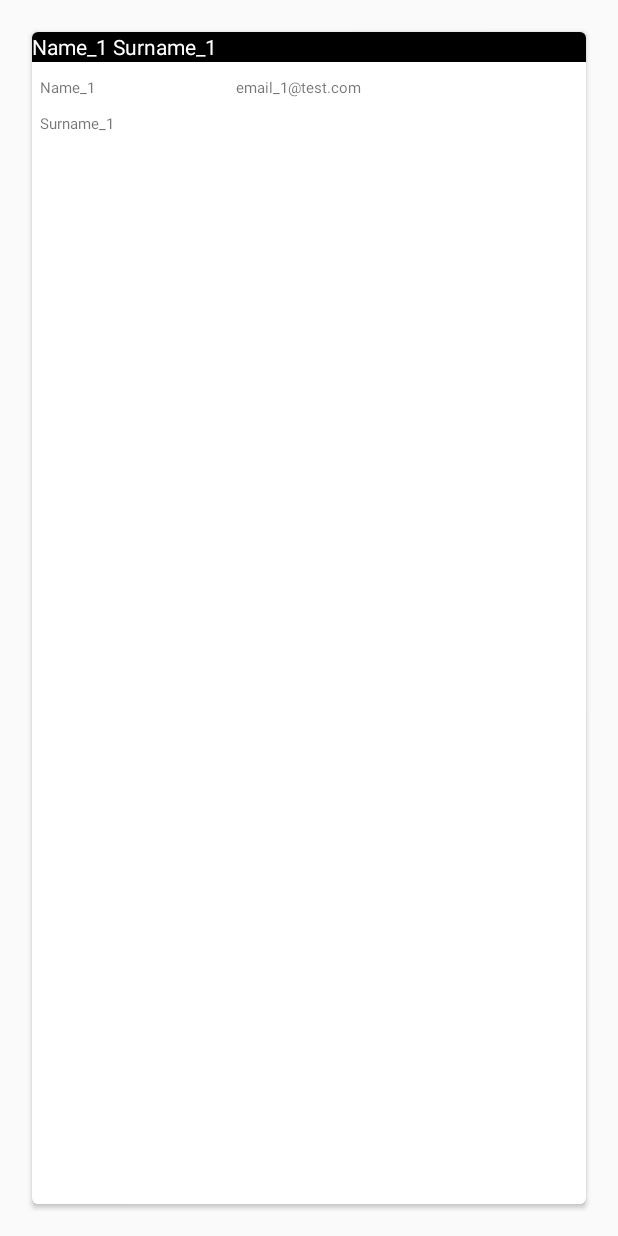
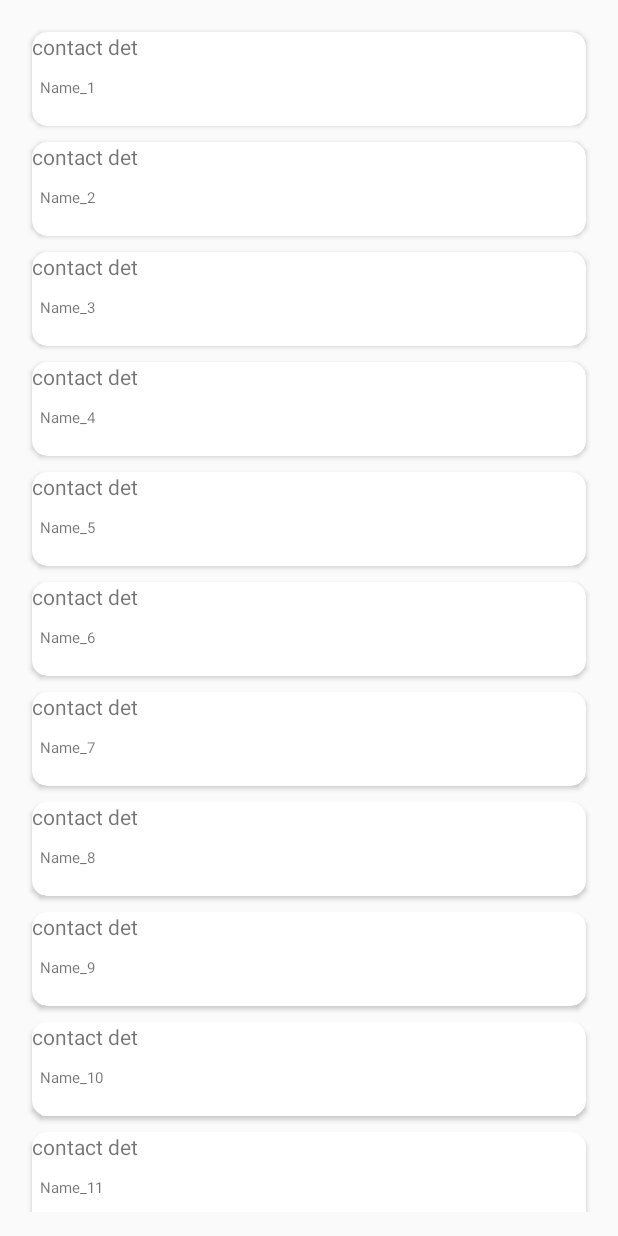
Before and after one commit to janakjobanputra/Neighborly, an Android app: the screen it shows after launch (MainActivity), on a phone screen of 412 x 824 dp. Run offline under Robolectric (Android 15) with nearby library versions, the phone set to English and light mode, and no system bars.

Commit message:
'adding project'

```diff
--- a/app/src/main/java/com/neighborly/swapnilpatil/neighborly/Categories.java
+++ b/app/src/main/java/com/neighborly/swapnilpatil/neighborly/Categories.java
@@ -5,9 +5,9 @@ package com.neighborly.swapnilpatil.neighborly;
  */
 public class Categories {
     protected String name;
-    protected String surname;
-    protected String email;
+    //protected String surname;
+    //protected String email;
     protected static final String NAME_PREFIX = "Name_";
-    protected static final String SURNAME_PREFIX = "Surname_";
-    protected static final String EMAIL_PREFIX = "email_";
+    //protected static final String SURNAME_PREFIX = "Surname_";
+    //protected static final String EMAIL_PREFIX = "email_";
 }
--- a/app/src/main/java/com/neighborly/swapnilpatil/neighborly/CategoryAdapter.java
+++ b/app/src/main/java/com/neighborly/swapnilpatil/neighborly/CategoryAdapter.java
@@ -26,9 +26,9 @@ public class CategoryAdapter extends RecyclerView.Adapter<CategoryAdapter.Catego
     public void onBindViewHolder(CategoryViewHolder categoryViewHolder, int i) {
         Categories ci = categoryList.get(i);
         categoryViewHolder.vName.setText(ci.name);
-        categoryViewHolder.vSurname.setText(ci.surname);
-        categoryViewHolder.vEmail.setText(ci.email);
-        categoryViewHolder.vTitle.setText(ci.name + " " + ci.surname);
+        //categoryViewHolder.vSurname.setText(ci.surname);
+        //categoryViewHolder.vEmail.setText(ci.email);
+        //categoryViewHolder.vTitle.setText(ci.name + " " + ci.surname);
     }
 
     @Override
@@ -43,16 +43,16 @@ public class CategoryAdapter extends RecyclerView.Adapter<CategoryAdapter.Catego
     public static class CategoryViewHolder extends RecyclerView.ViewHolder {
 
         protected TextView vName;
-        protected TextView vSurname;
-        protected TextView vEmail;
-        protected TextView vTitle;
+        //protected TextView vSurname;
+        //protected TextView vEmail;
+        //protected TextView vTitle;
 
         public CategoryViewHolder(View v) {
             super(v);
             vName =  (TextView) v.findViewById(R.id.txtName);
-            vSurname = (TextView)  v.findViewById(R.id.txtSurname);
-            vEmail = (TextView)  v.findViewById(R.id.txtEmail);
-            vTitle = (TextView) v.findViewById(R.id.title);
+            //vSurname = (TextView)  v.findViewById(R.id.txtSurname);
+            //vEmail = (TextView)  v.findViewById(R.id.txtEmail);
+            //vTitle = (TextView) v.findViewById(R.id.title);
         }
     }
 }
--- a/app/src/main/java/com/neighborly/swapnilpatil/neighborly/CategoryViewHolder.java
+++ b/app/src/main/java/com/neighborly/swapnilpatil/neighborly/CategoryViewHolder.java
@@ -18,8 +18,8 @@ public class CategoryViewHolder extends RecyclerView.ViewHolder{
     public CategoryViewHolder(View v) {
         super(v);
         vName =  (TextView) v.findViewById(R.id.txtName);
-        vSurname = (TextView)  v.findViewById(R.id.txtSurname);
-        vEmail = (TextView)  v.findViewById(R.id.txtEmail);
-        vTitle = (TextView) v.findViewById(R.id.title);
+        //vSurname = (TextView)  v.findViewById(R.id.txtSurname);
+        //vEmail = (TextView)  v.findViewById(R.id.txtEmail);
+        //vTitle = (TextView) v.findViewById(R.id.title);
     }
 }
--- a/app/src/main/java/com/neighborly/swapnilpatil/neighborly/MainActivity.java
+++ b/app/src/main/java/com/neighborly/swapnilpatil/neighborly/MainActivity.java
@@ -57,8 +57,8 @@ public class MainActivity extends Activity {
         for (int i=1; i <= size; i++) {
             Categories ci = new Categories();
             ci.name = Categories.NAME_PREFIX + i;
-            ci.surname = Categories.SURNAME_PREFIX + i;
-            ci.email = Categories.EMAIL_PREFIX + i + "@test.com";
+            //ci.surname = Categories.SURNAME_PREFIX + i;
+            //ci.email = Categories.EMAIL_PREFIX + i + "@test.com";
 
             result.add(ci);
 
--- a/app/src/main/res/layout/cards.xml
+++ b/app/src/main/res/layout/cards.xml
@@ -4,22 +4,21 @@
     xmlns:android="http://schemas.android.com/apk/res/android"
     android:id="@+id/card_view"
     android:layout_width="match_parent"
-    android:layout_height="match_parent"
-    card_view:cardCornerRadius="4dp"
+    android:layout_height="62.5dp"
+    android:background="@android:color/darker_gray"
+    card_view:cardCornerRadius="10dp"
     android:layout_margin="5dp">
 
     <RelativeLayout
         android:layout_width="match_parent"
-        android:layout_height="match_parent">
+        android:layout_height="62.5dp">
 
         <TextView
             android:id="@+id/title"
             android:layout_width="match_parent"
             android:layout_height="20dp"
-            android:background="@android:color/black"
             android:text="contact det"
             android:gravity="center_vertical"
-            android:textColor="@android:color/white"
             android:textSize="14dp"/>
 
         <TextView
@@ -32,7 +31,7 @@
             android:layout_below="@id/title"
             android:layout_marginTop="10dp"
             android:layout_marginLeft="5dp"/>
-
+        <!--
         <TextView
             android:id="@+id/txtSurname"
             android:layout_width="wrap_content"
@@ -54,6 +53,7 @@
             android:layout_alignParentRight="true"
             android:layout_marginRight="150dp"
             android:layout_alignBaseline="@id/txtName"/>
+            -->
 
     </RelativeLayout>
    </android.support.v7.widget.CardView>
```
